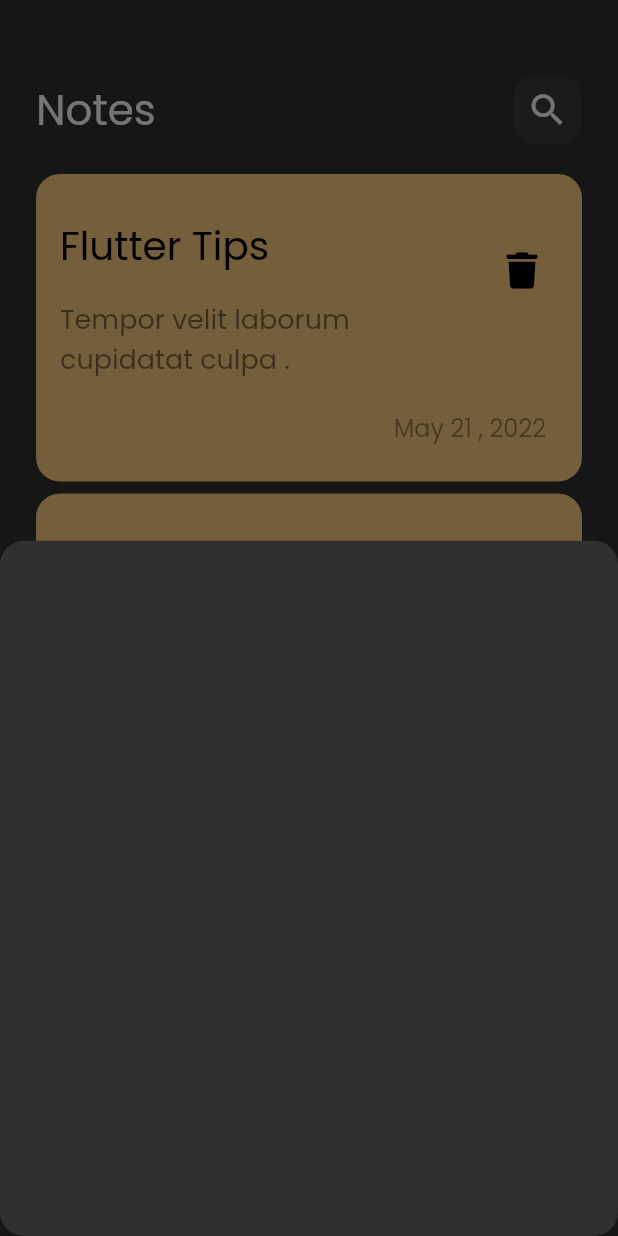
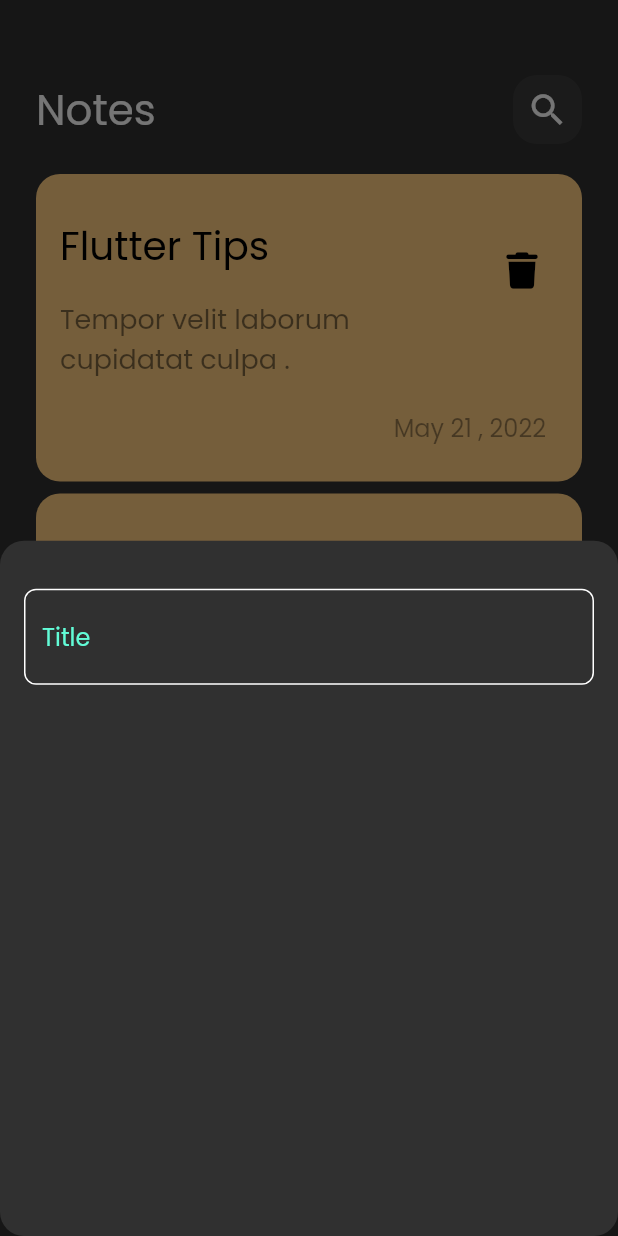
Before and after one commit to vintx64/Notes_App_Flutter, a Flutter app: the screen it shows after launch, after a tap on the "add" icon, on a phone screen of 412 x 824 dp. Run offline on Flutter 3.47's test engine with Material 2 defaults, Android fonts, the phone set to English and light mode, and no system bars; our stand-ins replace font_awesome_flutter.

Commit message:
create custom text field

```diff
--- /dev/null
+++ b/lib/constants.dart
@@ -0,0 +1,3 @@
+import 'package:flutter/material.dart';
+
+const kPrimaryColor = Color(0xff62FCD7);
--- a/lib/views/widgets/add_note_bottom_sheet.dart
+++ b/lib/views/widgets/add_note_bottom_sheet.dart
@@ -1,10 +1,21 @@
 import 'package:flutter/material.dart';
+import 'package:notes_app_flutter/views/widgets/custom_text_field.dart';
 
 class AddNoteBottmSheet extends StatelessWidget {
   const AddNoteBottmSheet({super.key});
 
   @override
   Widget build(BuildContext context) {
-    return Container();
+    return Padding(
+      padding: const EdgeInsets.symmetric(horizontal: 16),
+      child: Column(
+        children: [
+          SizedBox(
+            height: 32,
+          ),
+          CustomTextField(),
+        ],
+      ),
+    );
   }
 }
--- /dev/null
+++ b/lib/views/widgets/custom_text_field.dart
@@ -0,0 +1,32 @@
+import 'package:flutter/material.dart';
+import 'package:flutter/src/widgets/framework.dart';
+import 'package:flutter/src/widgets/placeholder.dart';
+import 'package:notes_app_flutter/constants.dart';
+
+class CustomTextField extends StatelessWidget {
+  const CustomTextField({super.key});
+
+  @override
+  Widget build(BuildContext context) {
+    return TextField(
+      cursorColor: kPrimaryColor,
+      decoration: InputDecoration(
+        hintText: 'Title',
+        hintStyle: const TextStyle(
+          color: kPrimaryColor,
+        ),
+        border: buildBorder(),
+        enabledBorder: buildBorder(),
+        focusedBorder: buildBorder(kPrimaryColor),
+      ),
+    );
+  }
+
+  OutlineInputBorder buildBorder([color]) {
+    return OutlineInputBorder(
+        borderRadius: BorderRadius.circular(8),
+        borderSide: BorderSide(
+          color: color ?? Colors.white,
+        ));
+  }
+}
```
